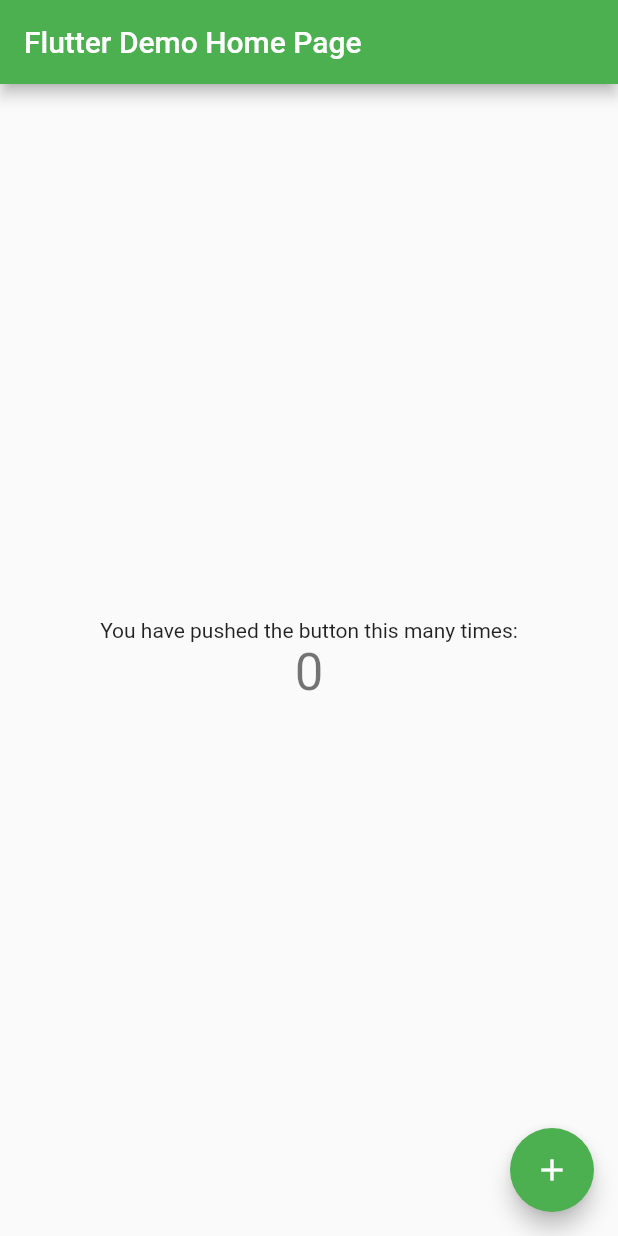
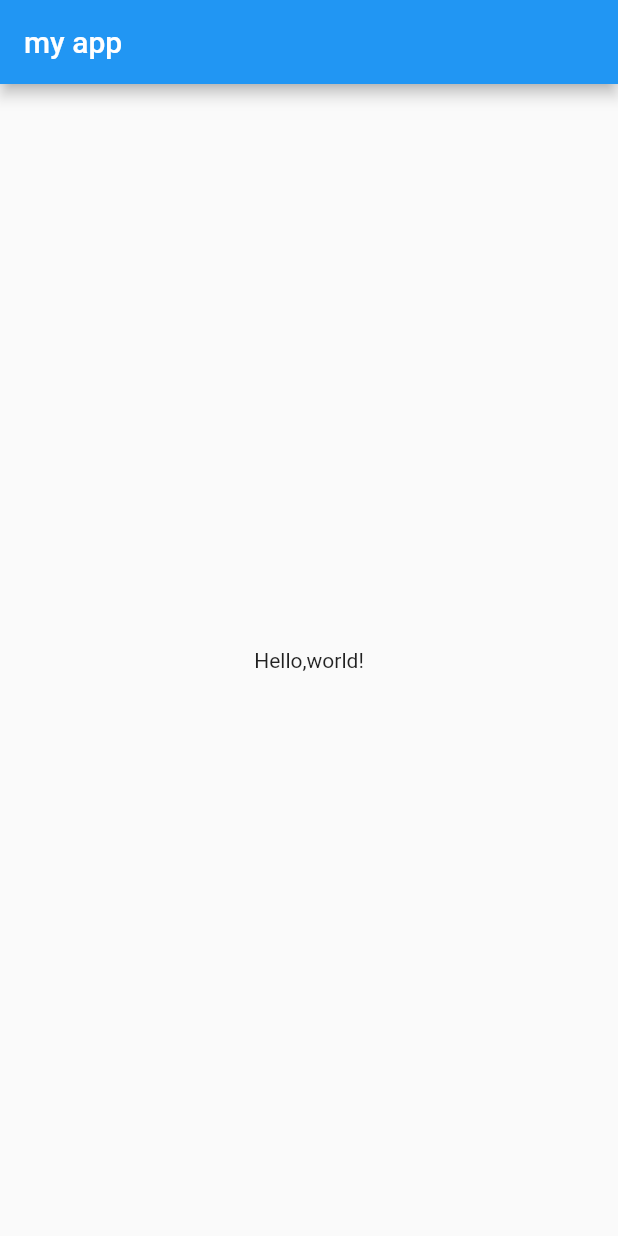
Before and after one commit to seondays/toonflix, a Flutter app: the screen it shows after launch, on a phone screen of 412 x 824 dp. Run offline on Flutter 3.47's test engine with Material 2 defaults, Android fonts, the phone set to English and light mode, and no system bars.

Commit message:
feat : 2-3 강의

```diff
--- a/lib/main.dart
+++ b/lib/main.dart
@@ -1,115 +1,19 @@
 import 'package:flutter/material.dart';
 
 void main() {
-  runApp(const MyApp());
+  runApp(App());
 }
 
-class MyApp extends StatelessWidget {
-  const MyApp({super.key});
-
-  // This widget is the root of your application.
+class App extends StatelessWidget {
   @override
   Widget build(BuildContext context) {
     return MaterialApp(
-      title: 'Flutter Demo',
-      theme: ThemeData(
-        // This is the theme of your application.
-        //
-        // Try running your application with "flutter run". You'll see the
-        // application has a blue toolbar. Then, without quitting the app, try
-        // changing the primarySwatch below to Colors.green and then invoke
-        // "hot reload" (press "r" in the console where you ran "flutter run",
-        // or simply save your changes to "hot reload" in a Flutter IDE).
-        // Notice that the counter didn't reset back to zero; the application
-        // is not restarted.
-        primarySwatch: Colors.green,
+      home: Scaffold(
+        appBar: AppBar(
+          title: Text("my app"),
+        ),
+        body: Center(child: Text("Hello,world!")),
       ),
-      home: const MyHomePage(title: 'Flutter Demo Home Page'),
     );
   }
 }
-
-class MyHomePage extends StatefulWidget {
-  const MyHomePage({super.key, required this.title});
-
-  // This widget is the home page of your application. It is stateful, meaning
-  // that it has a State object (defined below) that contains fields that affect
-  // how it looks.
-
-  // This class is the configuration for the state. It holds the values (in this
-  // case the title) provided by the parent (in this case the App widget) and
-  // used by the build method of the State. Fields in a Widget subclass are
-  // always marked "final".
-
-  final String title;
-
-  @override
-  State<MyHomePage> createState() => _MyHomePageState();
-}
-
-class _MyHomePageState extends State<MyHomePage> {
-  int _counter = 0;
-
-  void _incrementCounter() {
-    setState(() {
-      // This call to setState tells the Flutter framework that something has
-      // changed in this State, which causes it to rerun the build method below
-      // so that the display can reflect the updated values. If we changed
-      // _counter without calling setState(), then the build method would not be
-      // called again, and so nothing would appear to happen.
-      _counter++;
-    });
-  }
-
-  @override
-  Widget build(BuildContext context) {
-    // This method is rerun every time setState is called, for instance as done
-    // by the _incrementCounter method above.
-    //
-    // The Flutter framework has been optimized to make rerunning build methods
-    // fast, so that you can just rebuild anything that needs updating rather
-    // than having to individually change instances of widgets.
-    return Scaffold(
-      appBar: AppBar(
-        // Here we take the value from the MyHomePage object that was created by
-        // the App.build method, and use it to set our appbar title.
-        title: Text(widget.title),
-      ),
-      body: Center(
-        // Center is a layout widget. It takes a single child and positions it
-        // in the middle of the parent.
-        child: Column(
-          // Column is also a layout widget. It takes a list of children and
-          // arranges them vertically. By default, it sizes itself to fit its
-          // children horizontally, and tries to be as tall as its parent.
-          //
-          // Invoke "debug painting" (press "p" in the console, choose the
-          // "Toggle Debug Paint" action from the Flutter Inspector in Android
-          // Studio, or the "Toggle Debug Paint" command in Visual Studio Code)
-          // to see the wireframe for each widget.
-          //
-          // Column has various properties to control how it sizes itself and
-          // how it positions its children. Here we use mainAxisAlignment to
-          // center the children vertically; the main axis here is the vertical
-          // axis because Columns are vertical (the cross axis would be
-          // horizontal).
-          mainAxisAlignment: MainAxisAlignment.center,
-          children: <Widget>[
-            const Text(
-              'You have pushed the button this many times:',
-            ),
-            Text(
-              '$_counter',
-              style: Theme.of(context).textTheme.headlineMedium,
-            ),
-          ],
-        ),
-      ),
-      floatingActionButton: FloatingActionButton(
-        onPressed: _incrementCounter,
-        tooltip: 'Increment',
-        child: const Icon(Icons.add),
-      ), // This trailing comma makes auto-formatting nicer for build methods.
-    );
-  }
-}
```
